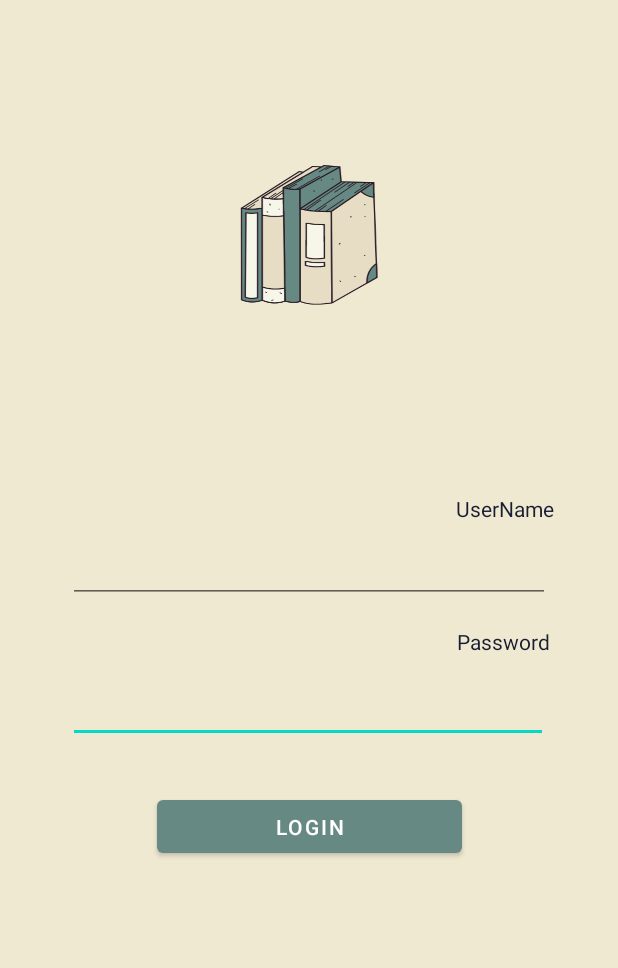
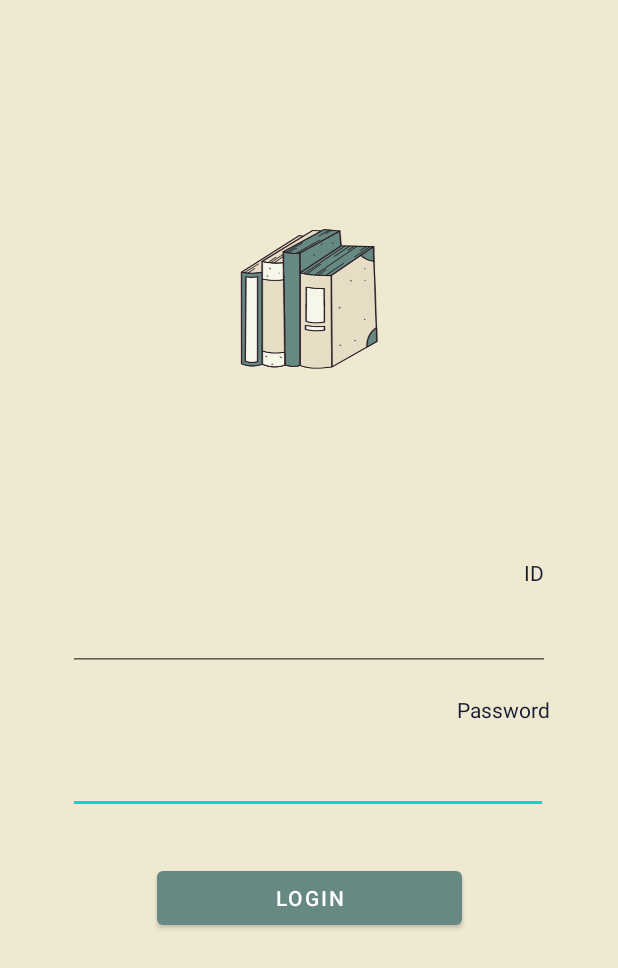
Before and after one commit to yasser22269/METQ, an Android app: the screen it shows after launch (login), on a phone screen of 412 x 824 dp. Shown: the top 968 px of the screen. Run offline under Robolectric (Android 15) with nearby library versions, the phone set to English and light mode, and no system bars; our stand-ins replace Firebase (no records; nobody signed in at launch, a user with empty details on screens opened directly).

Commit message:
Login Api

```diff
--- a/app/src/main/java/com/example/myapplication1/loading.java
+++ b/app/src/main/java/com/example/myapplication1/loading.java
@@ -1,25 +1,61 @@
 package com.example.myapplication1;
 
+import androidx.annotation.NonNull;
 import androidx.appcompat.app.AppCompatActivity;
 import android.content.Intent;
 import android.os.Bundle;
 import android.os.Handler;
 
+import com.google.firebase.database.DataSnapshot;
+import com.google.firebase.database.DatabaseError;
+import com.google.firebase.database.DatabaseReference;
+import com.google.firebase.database.FirebaseDatabase;
+import com.google.firebase.database.ValueEventListener;
+
+import java.util.ArrayList;
+
 
 public class loading extends AppCompatActivity {
-
+    public static ArrayList<LoginModel> listUsers;
+    DatabaseReference databaseReferenceUser;
     @Override
     protected void onCreate(Bundle savedInstanceState) {
         super.onCreate(savedInstanceState);
         setContentView(R.layout.activity_loading);
-        new Handler().postDelayed(new Runnable(){
+         listUsers = new ArrayList<>();
+        databaseReferenceUser= FirebaseDatabase.getInstance().getReference("Users");
+        databaseReferenceUser.addValueEventListener(new ValueEventListener() {
             @Override
-            public void run(){
-                Intent login = new Intent(loading.this,login.class);
-               startActivity(login);
+            public void onDataChange(@NonNull DataSnapshot snapshot) {
+                for (DataSnapshot dataSnapshot:snapshot.getChildren()){
+                    LoginModel loginModel = dataSnapshot.getValue(LoginModel.class);
+                    listUsers.add(loginModel);
+
+                }
+                new Handler().postDelayed(new Runnable(){
+                    @Override
+                    public void run(){
+                        Intent login = new Intent(loading.this,login.class);
+                        startActivity(login);
+
+                    }
+                },1500);
+            }
+
+            @Override
+            public void onCancelled(@NonNull DatabaseError error) {
 
             }
-        },1500);
+        });
+
+//        new Handler().postDelayed(new Runnable(){
+//            @Override
+//            public void run(){
+//                Intent login = new Intent(loading.this,login.class);
+//               startActivity(login);
+//
+//            }
+//        },1500);
 
     }
 }
--- a/app/src/main/java/com/example/myapplication1/login.java
+++ b/app/src/main/java/com/example/myapplication1/login.java
@@ -1,4 +1,6 @@
 package com.example.myapplication1;
+
+import static com.example.myapplication1.loading.listUsers;
 
 import androidx.annotation.NonNull;
 import androidx.appcompat.app.AppCompatActivity;
@@ -7,6 +9,8 @@ import android.content.Intent;
 import android.os.Bundle;
 import android.view.View;
 import android.widget.Button;
+import android.widget.EditText;
+import android.widget.Toast;
 
 import com.google.firebase.database.DataSnapshot;
 import com.google.firebase.database.DatabaseError;
@@ -18,28 +22,36 @@ import java.util.ArrayList;
 
 public class login extends AppCompatActivity {
     private Button button1;
+    private EditText id, password;
     public static ArrayList<ExamClass> listQuestions;
-    DatabaseReference databaseReference;
+
+    DatabaseReference databaseReferenceExam;
+
     @Override
     protected void onCreate(Bundle savedInstanceState) {
         super.onCreate(savedInstanceState);
         setContentView(R.layout.activity_login);
         listQuestions = new ArrayList<>();
 
-        button1 =  findViewById(R.id.login);
+
+        button1 = findViewById(R.id.login);
+        id = findViewById(R.id.id);
+        password = findViewById(R.id.password);
         button1.setOnClickListener(new View.OnClickListener() {
             @Override
             public void onClick(View v) {
-                databaseReference= FirebaseDatabase.getInstance().getReference("Question");
-                databaseReference.addValueEventListener(new ValueEventListener() {
+
+                if (checkUser(id.getText().toString(),password.getText().toString())) {
+                    databaseReferenceExam = FirebaseDatabase.getInstance().getReference("Question");
+                    databaseReferenceExam.addValueEventListener(new ValueEventListener() {
                         @Override
                         public void onDataChange(@NonNull DataSnapshot snapshot) {
-                        for (DataSnapshot dataSnapshot:snapshot.getChildren()){
+                            for (DataSnapshot dataSnapshot : snapshot.getChildren()) {
                                 ExamClass examClass = dataSnapshot.getValue(ExamClass.class);
                                 listQuestions.add(examClass);
 
                             }
-                        Intent exam = new Intent(login.this,exam.class);
+                            Intent exam = new Intent(login.this, exam.class);
                             startActivity(exam);
                         }
 
@@ -48,7 +60,24 @@ public class login extends AppCompatActivity {
 
                         }
                     });
+
+                }else{
+                    Toast.makeText(login.this, "User not found",
+                            Toast.LENGTH_LONG).show();
                 }
+            }
+
+
         });
     }
+
+    private boolean checkUser(String id,String password) {
+        for (LoginModel loginmodel:listUsers
+             ) {
+            if(loginmodel.getId().equals(id) && loginmodel.getPassword().equals(password)){
+                return true;
             }
+        }
+        return  false;
+    }
+}
--- a/app/src/main/res/layout/activity_login.xml
+++ b/app/src/main/res/layout/activity_login.xml
@@ -6,7 +6,6 @@
     android:layout_height="match_parent"
     android:background="@color/colorPrimary"
     tools:context=".login">
-
 
 
     <ImageView
@@ -21,29 +20,29 @@
         android:textSize="60sp"
         android:textStyle="bold"
         app:layout_constraintBottom_toBottomOf="parent"
-        app:layout_constraintHorizontal_bias="0.0"
+        app:layout_constraintHorizontal_bias="1.0"
         app:layout_constraintLeft_toLeftOf="parent"
         app:layout_constraintRight_toRightOf="parent"
         app:layout_constraintTop_toTopOf="parent"
-        app:layout_constraintVertical_bias="0.0" />
+        app:layout_constraintVertical_bias="0.083" />
 
     <Button
         android:id="@+id/login"
         android:layout_width="203dp"
-        android:layout_height="47dp"
+        android:layout_height="48dp"
         android:layout_marginTop="32dp"
-        app:background="@color/colorAccent"
         android:hapticFeedbackEnabled="false"
         android:text="Login"
+        app:background="@color/colorAccent"
         app:backgroundTint="@color/colorAccent"
         app:layout_constraintEnd_toEndOf="parent"
         app:layout_constraintStart_toStartOf="parent"
-        app:layout_constraintTop_toBottomOf="@+id/Password" />
+        app:layout_constraintTop_toBottomOf="@+id/password" />
 
     <EditText
-        android:id="@+id/Password"
+        android:id="@+id/password"
         android:layout_width="320dp"
-        android:layout_height="46dp"
+        android:layout_height="48dp"
         android:layout_marginTop="12dp"
         android:ems="10"
         android:inputType="textPassword"
@@ -53,9 +52,9 @@
         app:layout_constraintTop_toBottomOf="@+id/textView3" />
 
     <EditText
-        android:id="@+id/UserName"
+        android:id="@+id/id"
         android:layout_width="321dp"
-        android:layout_height="45dp"
+        android:layout_height="48dp"
         android:layout_marginTop="8dp"
         android:ems="10"
         android:inputType="textPersonName"
@@ -68,7 +67,7 @@
         android:layout_width="wrap_content"
         android:layout_height="wrap_content"
         android:layout_marginTop="16dp"
-        android:text="UserName"
+        android:text="ID"
         android:textColor="@color/colorPrimaryDark"
         app:layout_constraintEnd_toEndOf="parent"
         app:layout_constraintHorizontal_bias="0.877"
@@ -85,5 +84,5 @@
         app:layout_constraintEnd_toEndOf="parent"
         app:layout_constraintHorizontal_bias="0.871"
         app:layout_constraintStart_toStartOf="parent"
-        app:layout_constraintTop_toBottomOf="@+id/UserName" />
+        app:layout_constraintTop_toBottomOf="@+id/id" />
 </androidx.constraintlayout.widget.ConstraintLayout>
```
Also changed, not shown: app/src/main/java/com/example/myapplication1/LoginModel.java (added, +27 -0 lines). Lines whose indentation alone changed are shown as unchanged.
